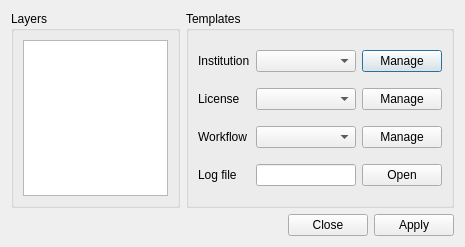
Qt form src/ui/ui_apply_templates.ui (nextgis/qgis_metatools) before a commit.
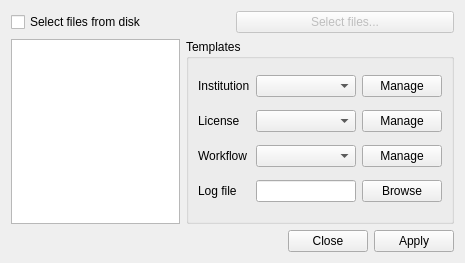
The same form after that commit.

Commit message: add more qgis imports implement applying templates for external files code cleanup

```diff
--- a/src/ui/ui_apply_templates.ui
+++ b/src/ui/ui_apply_templates.ui
@@ -7,14 +7,35 @@
     <x>0</x>
     <y>0</y>
     <width>465</width>
-    <height>247</height>
+    <height>263</height>
    </rect>
   </property>
   <property name="windowTitle">
    <string>Apply templates</string>
   </property>
   <layout class="QGridLayout" name="gridLayout">
-   <item row="0" column="2" rowspan="2">
+   <item row="0" column="0" colspan="2">
+    <layout class="QHBoxLayout" name="horizontalLayout">
+     <item>
+      <widget class="QCheckBox" name="externalFilesCheckBox">
+       <property name="text">
+        <string>Select files from disk</string>
+       </property>
+      </widget>
+     </item>
+     <item>
+      <widget class="QPushButton" name="btnSelectDataFiles">
+       <property name="enabled">
+        <bool>false</bool>
+       </property>
+       <property name="text">
+        <string>Select files...</string>
+       </property>
+      </widget>
+     </item>
+    </layout>
+   </item>
+   <item row="1" column="1">
     <widget class="QGroupBox" name="groupBox">
      <property name="title">
       <string>Templates</string>
@@ -109,14 +130,14 @@
       <item row="3" column="2">
        <widget class="QPushButton" name="selectFileButton">
         <property name="text">
-         <string>Open</string>
+         <string>Browse</string>
         </property>
        </widget>
       </item>
      </layout>
     </widget>
    </item>
-   <item row="2" column="0" colspan="3">
+   <item row="2" column="1">
     <widget class="QDialogButtonBox" name="mainButtonBox">
      <property name="layoutDirection">
       <enum>Qt::LeftToRight</enum>
@@ -129,17 +150,8 @@
      </property>
     </widget>
    </item>
-   <item row="0" column="0" rowspan="2" colspan="2">
-    <widget class="QGroupBox" name="groupBox_2">
-     <property name="title">
-      <string>Layers</string>
-     </property>
-     <layout class="QVBoxLayout" name="verticalLayout">
-      <item>
-       <widget class="QListWidget" name="layerListView"/>
-      </item>
-     </layout>
-    </widget>
+   <item row="1" column="0">
+    <widget class="QListWidget" name="layerListView"/>
    </item>
   </layout>
  </widget>
```
Left out of the diff: 2 changed lines with no effect on the pictures. The commit also changes 11 other files.
